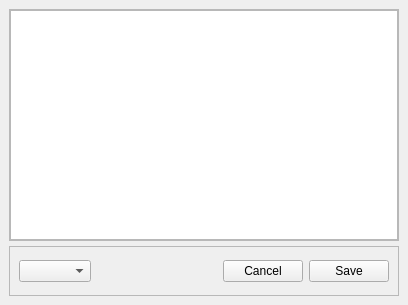
Before: the Qt Designer form src/main/python/UIs/FileEditorWindow.ui in isaksengeir/REACT, drawn with Qt 5.
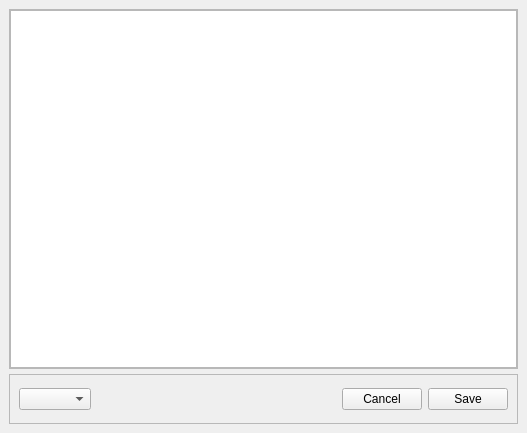
After: the same form once the commit is applied.

The edit to the form file:
```diff
--- a/src/main/python/UIs/FileEditorWindow.ui
+++ b/src/main/python/UIs/FileEditorWindow.ui
@@ -6,8 +6,8 @@
    <rect>
     <x>0</x>
     <y>0</y>
-    <width>408</width>
-    <height>305</height>
+    <width>527</width>
+    <height>433</height>
    </rect>
   </property>
   <property name="windowTitle">
@@ -43,9 +43,17 @@
          </property>
          <item row="0" column="0">
           <widget class="QPlainTextEdit" name="textwindow">
+           <property name="font">
+            <font>
+             <family>Courier</family>
+            </font>
+           </property>
            <property name="sizeAdjustPolicy">
             <enum>QAbstractScrollArea::AdjustToContents</enum>
            </property>
+           <property name="lineWrapMode">
+            <enum>QPlainTextEdit::NoWrap</enum>
+           </property>
           </widget>
          </item>
         </layout>
```
